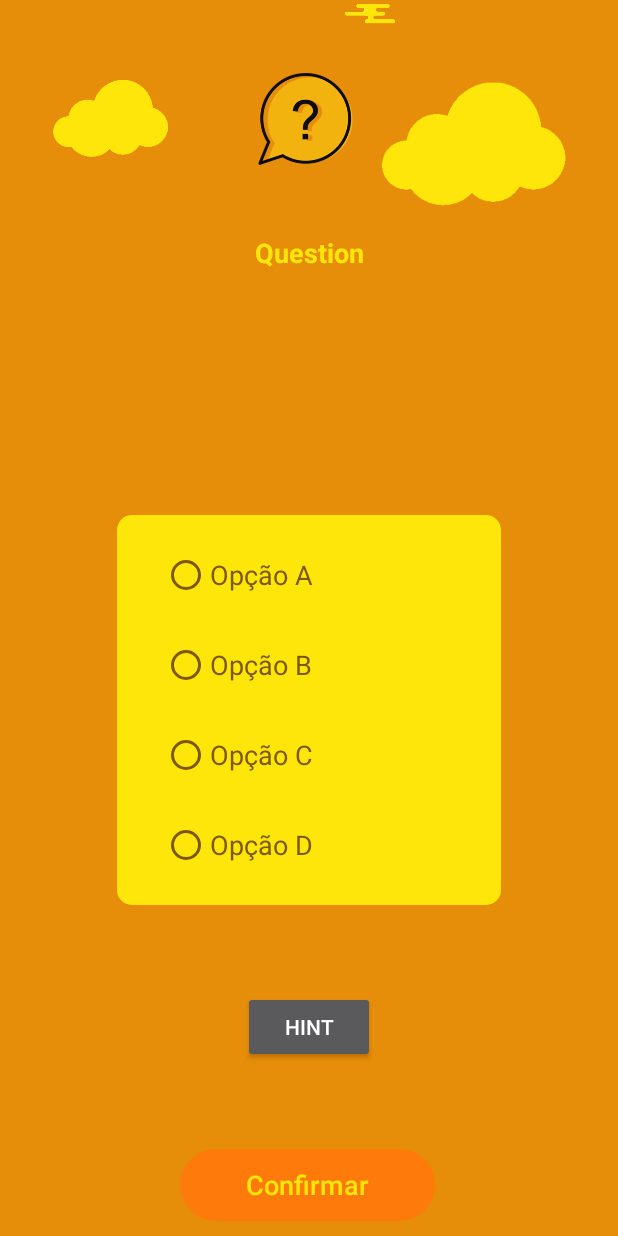
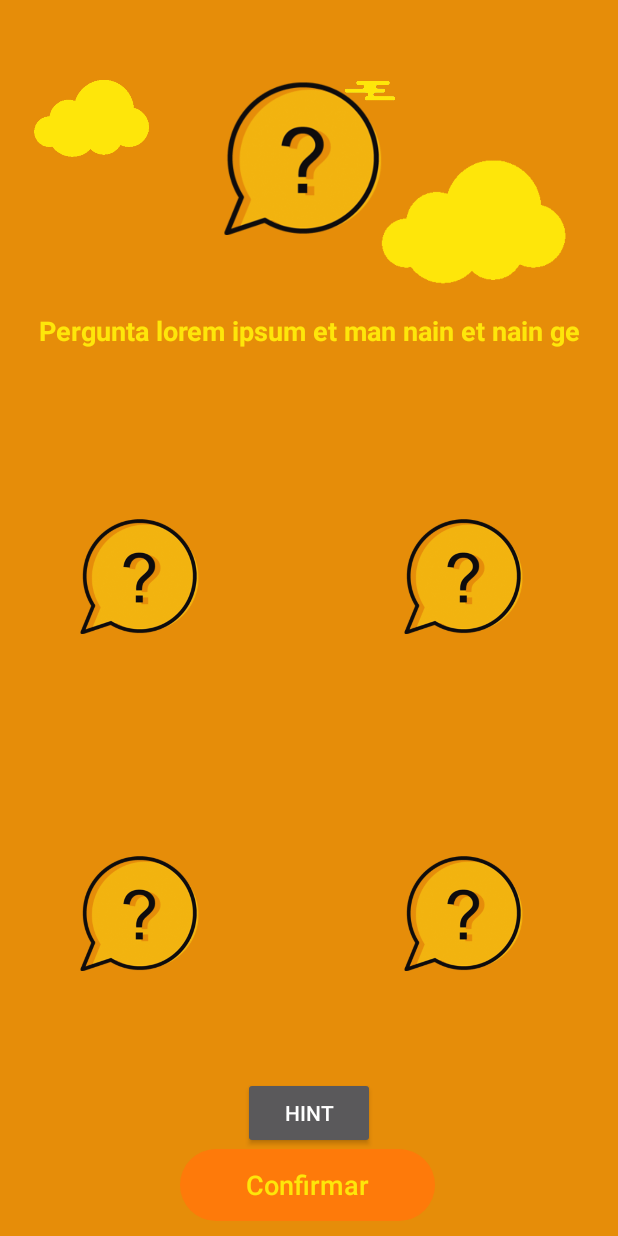
Before and after one commit to shan-liory/EduApp, an Android app: the QuestionActivity screen opened directly, with no data from a screen before it, on a phone screen of 412 x 824 dp. Run offline under Robolectric (Android 15) with nearby library versions, the phone set to English and light mode, and no system bars; our stand-ins replace Firebase (no records; nobody signed in at launch, a user with empty details on screens opened directly), Picasso; pictures from the network do not load; Roboto replaces fonts that are not available here.

Commit message:
Fully functioning questions, with score too.

```diff
--- a/app/src/main/java/com/example/eduapp/QuestionActivity.java
+++ b/app/src/main/java/com/example/eduapp/QuestionActivity.java
@@ -9,6 +9,7 @@ import android.os.Bundle;
 import android.util.Log;
 import android.view.View;
 import android.widget.Button;
+import android.widget.ImageView;
 import android.widget.RadioButton;
 import android.widget.RadioGroup;
 import android.widget.TextView;
@@ -20,6 +21,7 @@ import com.google.firebase.database.DatabaseReference;
 import com.google.firebase.database.FirebaseDatabase;
 import com.google.firebase.database.ValueEventListener;
 import com.google.firebase.ktx.Firebase;
+import com.squareup.picasso.Picasso;
 
 import java.lang.reflect.Array;
 import java.util.ArrayList;
@@ -32,10 +34,10 @@ import java.util.concurrent.CountDownLatch;
 public class QuestionActivity extends AppCompatActivity {
     RadioGroup radioGroup;
     TextView lblQuestion;
-    RadioButton optionA;
-    RadioButton optionB;
-    RadioButton optionC;
-    RadioButton optionD;
+    ImageView optionA;
+    ImageView optionB;
+    ImageView optionC;
+    ImageView optionD;
     Button confirm;
     String rightAnswer;
     String Answer;
@@ -44,9 +46,9 @@ public class QuestionActivity extends AppCompatActivity {
 
     ArrayList<String> courses = new ArrayList<String>() {
         {
-            add("Abstraction");
-            add("Algorithmic Thinking");
-            add("Decomposition");
+//            add("Abstraction");
+//            add("Algorithmic Thinking");
+//            add("Decomposition");
             add("Pattern Recognition");
         }
     };
@@ -58,10 +60,11 @@ public class QuestionActivity extends AppCompatActivity {
         }
     };
 
+    String questionText = null;
+    String correctAns = null;
+    String questionImage = null;
+    ArrayList<String> answers = new ArrayList<String>();
 
-    String correctAns = "unchanged";
-    String questionImage = null;
-    ArrayList<String> wrongAns = new ArrayList<String>();
 
 //    PreloadQuestions loadDBQuestions = new PreloadQuestions();
 
@@ -109,15 +112,15 @@ public class QuestionActivity extends AppCompatActivity {
         //og code
         confirm = findViewById(R.id.confirm);
         lblQuestion = findViewById(R.id.lblPergunta);
-        optionA = findViewById(R.id.opcaoA);
-        optionB = findViewById(R.id.opcaoB);
-        optionC = findViewById(R.id.opcaoC);
-        optionD = findViewById(R.id.opcaoD);
+        optionA = findViewById(R.id.choice1);
+        optionB = findViewById(R.id.choice2);
+        optionC = findViewById(R.id.choice3);
+        optionD = findViewById(R.id.choice4);
         score = 0;
-        radioGroup = findViewById(R.id.radioGroup);
+//        radioGroup = findViewById(R.id.radioGroup);
 
         //put into array
-        all = new int[]{R.id.opcaoA,R.id.opcaoB,R.id.opcaoC,R.id.opcaoD};
+        all = new int[]{R.id.choice1,R.id.choice2,R.id.choice3,R.id.choice4};
 
 //        questions = new ArrayList<Question>(){
 //            {
@@ -141,6 +144,13 @@ public class QuestionActivity extends AppCompatActivity {
             public void onSuccess(ArrayList<Question> dataSnapshotValue) {
 
                 questions = dataSnapshotValue;
+
+                for (Question q : questions) {
+                    for (String s : q.getAnswers()) {
+                        Log.d("lolo", s);
+                    }
+                    Log.d("lolo", "img " + q.getQuestion());
+                }
                 Log.d("lolo", String.valueOf(questions.size()));
                 loadQuestion();
             }
@@ -215,41 +225,96 @@ public class QuestionActivity extends AppCompatActivity {
 
     public void readData(DatabaseReference ref, final OnGetDataListener listener) {
         ArrayList<Question> q = new ArrayList<Question>();
-        for (String course : courses) {
-            for (String lesson : lessons) {
-                DatabaseReference r = FirebaseDatabase.getInstance().getReference().child(course).child(lesson).child("Q1");
+//        for (String course : courses) {
+//            for (String lesson : lessons) {
+//                DatabaseReference r = FirebaseDatabase.getInstance().getReference().child(course).child(lesson).child("Q1");
+//
+//                r.addValueEventListener(new ValueEventListener() {
+//                    @Override
+//                    public void onDataChange(DataSnapshot dataSnapshot) {
+//
+//
+//                        for (DataSnapshot snapshot : dataSnapshot.getChildren()) {
+//                                if (snapshot.getKey().equals("Correct Choice")) {
+//                                    correctAns = snapshot.getValue().toString();
+//
+//                                } else if (snapshot.getKey().equals("Question Image")) {
+//                                    questionImage = snapshot.getValue().toString();
+//
+//                                } else if (snapshot.getKey().equals("Wrong Choice")) {
+//                                    //need to randomize answer location
+//                                    wrongAns.add(correctAns);
+//
+//                                    for (DataSnapshot snapshot1 : snapshot.getChildren()) {
+//                                        wrongAns.add(snapshot1.getValue().toString());
+//                                        Log.d("lololo", snapshot1.getValue().toString());
+//                                    }
+//                                }
+//                            }
+//
+////                            Log.d("lolo", "Correct " + correctAns);
+////                            Log.d("lolo", "QI " + questionImage);
+//                            Log.d("lolo", course + " " + lesson);
+//                            Question question = new Question(questionImage, correctAns, wrongAns);
+//                            q.add(question);
+//
+//                        Log.d("lolo", String.valueOf(q.size()) + " adding");
+//                        if (q.size() == 2) {
+//                            for (Question qu : q) {
+//                                for (String s : qu.getAnswers()) {
+//                                    Log.d("lolololo", s);
+//                                }
+//                            }
+//                            listener.onSuccess(q);
+//                        }
+//                    }
+//
+//                    @Override
+//                    public void onCancelled(@NonNull DatabaseError error) {
+//
+//                    }
+//                });
+//            }
+//        }
+
+        DatabaseReference r = FirebaseDatabase.getInstance().getReference().child("Question");
 
         r.addValueEventListener(new ValueEventListener() {
             @Override
             public void onDataChange(DataSnapshot dataSnapshot) {
 
+                for (DataSnapshot course : dataSnapshot.getChildren()) {
+                    for (DataSnapshot lesson : course.getChildren()) {
+                        answers = new ArrayList<String>();
+                        for (DataSnapshot questionInfo : lesson.child("Q1").getChildren()) {
+                            Log.d("lololo", "loop 3");
+                            if (questionInfo.getKey().equals("Question Text")) {
+                                questionText = questionInfo.getValue().toString();
 
-                        for (DataSnapshot snapshot : dataSnapshot.getChildren()) {
-                                if (snapshot.getKey().equals("Correct Choice")) {
-                                    correctAns = snapshot.getValue().toString();
+                            } else if (questionInfo.getKey().equals("Correct Choice")) {
+                                correctAns = questionInfo.getValue().toString();
 
-                                } else if (snapshot.getKey().equals("Question Image")) {
-                                    questionImage = snapshot.getValue().toString();
+                            } else if (questionInfo.getKey().equals("Question Image")) {
+                                questionImage = questionInfo.getValue().toString();
 
-                                } else if (snapshot.getKey().equals("Wrong Choice")) {
-                                    //need to randomize answer location
-                                    wrongAns.add(correctAns);
-
-                                    for (DataSnapshot snapshot1 : snapshot.getChildren()) {
-                                        wrongAns.add(snapshot1.getValue().toString());
+                            } else if (questionInfo.getKey().equals("Answers")) {
+                                for (DataSnapshot ans : questionInfo.getChildren()) {
+                                    answers.add(ans.getValue().toString());
+                                    Log.d("answers", ans.getValue().toString());
                                 }
                             }
                         }
 
-//                            Log.d("lolo", "Correct " + correctAns);
-//                            Log.d("lolo", "QI " + questionImage);
-//                            Log.d("lolo", course + " " + lesson);
-                            Question question = new Question("Question", correctAns, wrongAns);
+                        Question question = new Question(questionText, questionImage, correctAns, answers);
                         q.add(question);
-                        // This is how you use the value once it is loaded! Make sure to pass the
-                        // value of the DataSnapshot object, not the object itself (this was the
-                        // original answerer's mistake!
-                        Log.d("lolo", String.valueOf(q.size()) + " adding");
+                    }
+                }
+
+                for (Question qu : q) {
+                    for (String s : qu.getAnswers()) {
+                        Log.d("lolololo", s);
+                    }
+                }
                 if (q.size() == 8) {
                     listener.onSuccess(q);
                 }
@@ -260,8 +325,6 @@ public class QuestionActivity extends AppCompatActivity {
 
             }
         });
-            }
-        }
 
     }
 
@@ -274,16 +337,31 @@ public class QuestionActivity extends AppCompatActivity {
     private void loadQuestion(){
         Log.d("lolo", "load ran");
         if(questions.size() > 0) {
-            Question q = questions.remove(0);
-            lblQuestion.setText(q.getQuestion());
-            List<String> answers = q.getAnswers();
+            Question displayQuestion = questions.remove(0);
+            lblQuestion.setText(displayQuestion.getQuestion());
+            List<String> answers = displayQuestion.getAnswers();
 
-            optionA.setText(answers.get(0));
-            optionB.setText(answers.get(1));
-            optionC.setText(answers.get(2));
-            optionD.setText(answers.get(3));
+//            Picasso.get().invalidate(q.getQuestion());
+//            Picasso.get().invalidate(answers.get(0));
+//            Picasso.get().invalidate(answers.get(1));
+//            Picasso.get().invalidate(answers.get(2));
+//            Picasso.get().invalidate(answers.get(3));
+//            Log.d("lolo", answers.get(0));
+//            Log.d("lolo", answers.get(1));
+//            Log.d("lolo", answers.get(2));
+//            Log.d("lolo", answers.get(3));
 
-            rightAnswer = q.getRightAnswer();
+            Picasso.get().load(displayQuestion.getQuestionImage()).into((ImageView) findViewById(R.id.questionImage));
+            Picasso.get().load(answers.get(0)).into((ImageView) findViewById(R.id.choice1));
+            Picasso.get().load(answers.get(1)).into((ImageView) findViewById(R.id.choice2));
+            Picasso.get().load(answers.get(2)).into((ImageView) findViewById(R.id.choice3));
+            Picasso.get().load(answers.get(3)).into((ImageView) findViewById(R.id.choice4));
+//            optionA.setText(answers.get(0));
+//            optionB.setText(answers.get(1));
+//            optionC.setText(answers.get(2));
+//            optionD.setText(answers.get(3));
+
+            rightAnswer = displayQuestion.getRightAnswer();
 
         } else {
             Intent intent = new Intent(this, ShowScoreActivity.class);
@@ -299,23 +377,54 @@ public class QuestionActivity extends AppCompatActivity {
 //        setButton(true);
     }
 
-    public void loadAnswer(View view) {
-        int op = radioGroup.getCheckedRadioButtonId();
+//    public void loadAnswer(View view) {
+//        int op = radioGroup.getCheckedRadioButtonId();
+//
+//        switch (op){
+//            case R.id.choice1:
+//                Answer="0";
+//                break;
+//
+//            case R.id.choice2:
+//                Answer="1";
+//                break;
+//
+//            case R.id.choice3:
+//                Answer="2";
+//                break;
+//
+//            case R.id.choice4:
+//                Answer="3";
+//                break;
+//
+//            default:
+//                return;
+//
+//        }
+//
+//        radioGroup.clearCheck();
+//
+//        this.startActivity(isRightOrWrong(Answer));
+//
+//    }
+
+    public void selectChoice(View view) {
+        int op = view.getId();
 
         switch (op){
-            case R.id.opcaoA:
+            case R.id.choice1:
                 Answer="0";
                 break;
 
-            case R.id.opcaoB:
+            case R.id.choice2:
                 Answer="1";
                 break;
 
-            case R.id.opcaoC:
+            case R.id.choice3:
                 Answer="2";
                 break;
 
-            case R.id.opcaoD:
+            case R.id.choice4:
                 Answer="3";
                 break;
 
@@ -324,11 +433,13 @@ public class QuestionActivity extends AppCompatActivity {
 
         }
 
-        radioGroup.clearCheck();
+    }
 
+    public void loadAnswer(View view) {
         this.startActivity(isRightOrWrong(Answer));
+    }
 
-    }
+
 
     private Intent isRightOrWrong(String Answer){
         Intent screen;
--- a/app/src/main/res/layout/activity_question.xml
+++ b/app/src/main/res/layout/activity_question.xml
@@ -12,7 +12,7 @@
         android:layout_height="94dp"
         android:layout_marginStart="16dp"
         android:layout_marginTop="32dp"
-        app:layout_constraintEnd_toStartOf="@+id/imageView"
+        app:layout_constraintEnd_toStartOf="@+id/questionImage"
         app:layout_constraintHorizontal_bias="0.307"
         app:layout_constraintStart_toStartOf="parent"
         app:layout_constraintTop_toTopOf="parent"
@@ -31,9 +31,9 @@
         app:srcCompat="@drawable/cloud" />
 
     <ImageView
-        android:id="@+id/imageView"
-        android:layout_width="126dp"
-        android:layout_height="122dp"
+        android:id="@+id/questionImage"
+        android:layout_width="210dp"
+        android:layout_height="171dp"
         app:layout_constraintBottom_toTopOf="@+id/lblPergunta"
         app:layout_constraintEnd_toEndOf="parent"
         app:layout_constraintStart_toStartOf="parent"
@@ -44,73 +44,18 @@
         android:id="@+id/lblPergunta"
         android:layout_width="wrap_content"
         android:layout_height="wrap_content"
-        android:layout_marginTop="156dp"
+        android:layout_marginTop="208dp"
         android:gravity="center"
-        android:textStyle="bold"
         android:paddingLeft="15dp"
         android:paddingRight="15dp"
         android:text="Pergunta lorem ipsum et man nain et nain ge"
         android:textAlignment="center"
         android:textColor="#FEE60A"
         android:textSize="18sp"
-        android:layout_marginBottom="10dp"
+        android:textStyle="bold"
         app:layout_constraintEnd_toEndOf="parent"
         app:layout_constraintStart_toStartOf="parent"
         app:layout_constraintTop_toTopOf="parent" />
-
-    <RadioGroup
-        android:id="@+id/radioGroup"
-        android:layout_width="256dp"
-        android:layout_height="wrap_content"
-        android:layout_margin="50dp"
-        android:background="@drawable/radio_group_orange_questions"
-        android:paddingLeft="30dp"
-        android:paddingRight="30dp"
-        android:paddingTop="10dp"
-        android:paddingBottom="10dp"
-        app:layout_constraintBottom_toTopOf="@+id/confirm"
-        app:layout_constraintEnd_toEndOf="parent"
-        app:layout_constraintStart_toStartOf="parent"
-        app:layout_constraintTop_toBottomOf="@+id/lblPergunta">
-
-
-        <RadioButton
-            android:id="@+id/opcaoA"
-            android:layout_width="match_parent"
-            android:layout_height="60dp"
-            android:buttonTint="#7D5801"
-            android:text="Opção A"
-            android:textColor="#7D5801"
-            android:textSize="18sp" />
-
-        <RadioButton
-            android:id="@+id/opcaoB"
-            android:layout_width="match_parent"
-            android:layout_height="60dp"
-            android:buttonTint="#7D5801"
-            android:text="Opção B"
-            android:textColor="#7D5801"
-            android:textSize="18sp" />
-
-        <RadioButton
-            android:id="@+id/opcaoC"
-            android:layout_width="match_parent"
-            android:layout_height="60dp"
-            android:buttonTint="#7D5801"
-            android:text="Opção C"
-            android:textColor="#7D5801"
-            android:textSize="18sp" />
-
-        <RadioButton
-            android:id="@+id/opcaoD"
-            android:layout_width="match_parent"
-            android:layout_height="60dp"
-            android:buttonTint="#7D5801"
-            android:text="Opção D"
-            android:textColor="#7D5801"
-
-            android:textSize="18sp" />
-    </RadioGroup>
 
     <Button
         android:id="@+id/hint_btn"
@@ -119,8 +64,7 @@
         android:text="HINT"
         app:layout_constraintBottom_toTopOf="@+id/confirm"
         app:layout_constraintEnd_toEndOf="parent"
-        app:layout_constraintStart_toStartOf="parent"
-        app:layout_constraintTop_toBottomOf="@+id/radioGroup">
+        app:layout_constraintStart_toStartOf="parent">
 
     </Button>
 
@@ -153,4 +97,66 @@
         app:layout_constraintVertical_bias="1.0"
         app:srcCompat="@drawable/cloudone" />
 
+    <ImageView
+        android:id="@+id/choice1"
+        android:layout_width="158dp"
+        android:layout_height="148dp"
+        android:layout_marginStart="32dp"
+        android:layout_marginTop="50dp"
+        android:layout_marginEnd="28dp"
+        android:layout_marginBottom="20dp"
+        android:onClick="selectChoice"
+        app:layout_constraintBottom_toTopOf="@+id/choice3"
+        app:layout_constraintEnd_toStartOf="@+id/choice2"
+        app:layout_constraintStart_toStartOf="parent"
+        app:layout_constraintTop_toBottomOf="@+id/lblPergunta"
+        app:srcCompat="@drawable/cloud3png" />
+
+    <ImageView
+        android:id="@+id/choice2"
+        android:layout_width="158dp"
+        android:layout_height="148dp"
+        android:layout_marginStart="30dp"
+        android:layout_marginTop="50dp"
+        android:layout_marginEnd="35dp"
+        android:layout_marginBottom="20dp"
+        android:onClick="selectChoice"
+        app:layout_constraintBottom_toTopOf="@+id/choice4"
+        app:layout_constraintEnd_toEndOf="parent"
+        app:layout_constraintStart_toEndOf="@+id/choice1"
+        app:layout_constraintTop_toBottomOf="@+id/lblPergunta"
+        app:srcCompat="@drawable/cloud3png" />
+
+    <ImageView
+        android:id="@+id/choice4"
+        android:layout_width="158dp"
+        android:layout_height="148dp"
+        android:layout_marginStart="30dp"
+        android:layout_marginTop="30dp"
+        android:layout_marginEnd="35dp"
+        android:layout_marginBottom="9dp"
+        android:onClick="selectChoice"
+        app:layout_constraintBottom_toTopOf="@+id/hint_btn"
+        app:layout_constraintEnd_toEndOf="parent"
+        app:layout_constraintStart_toEndOf="@+id/choice3"
+        app:layout_constraintTop_toBottomOf="@+id/choice2"
+        app:layout_constraintVertical_bias="0.032"
+        app:srcCompat="@drawable/cloud3png" />
+
+    <ImageView
+        android:id="@+id/choice3"
+        android:layout_width="158dp"
+        android:layout_height="148dp"
+        android:layout_marginStart="32dp"
+        android:layout_marginTop="30dp"
+        android:layout_marginEnd="28dp"
+        android:layout_marginBottom="9dp"
+        android:onClick="selectChoice"
+        app:layout_constraintBottom_toTopOf="@+id/hint_btn"
+        app:layout_constraintEnd_toStartOf="@+id/choice4"
+        app:layout_constraintStart_toStartOf="parent"
+        app:layout_constraintTop_toBottomOf="@+id/choice1"
+        app:layout_constraintVertical_bias="0.032"
+        app:srcCompat="@drawable/cloud3png" />
+
 </androidx.constraintlayout.widget.ConstraintLayout>
--- a/app/src/main/res/layout/login.xml
+++ b/app/src/main/res/layout/login.xml
@@ -17,7 +17,7 @@
         tools:ignore="VectorDrawableCompat" />
 
     <TextView
-        android:id="@+id/imageView"
+        android:id="@+id/questionImage"
         android:layout_width="268dp"
         android:layout_height="219dp"
         android:layout_marginTop="80dp"
@@ -44,7 +44,7 @@
         app:layout_constraintEnd_toEndOf="parent"
         app:layout_constraintHorizontal_bias="0.498"
         app:layout_constraintStart_toStartOf="parent"
-        app:layout_constraintTop_toBottomOf="@+id/imageView" />
+        app:layout_constraintTop_toBottomOf="@+id/questionImage" />
 
     <EditText
         android:id="@+id/login_password"
--- a/app/src/main/res/layout/welcome_page.xml
+++ b/app/src/main/res/layout/welcome_page.xml
@@ -7,7 +7,7 @@
     android:background="#F9E000">
 
     <TextView
-        android:id="@+id/imageView"
+        android:id="@+id/questionImage"
         android:layout_width="268dp"
         android:layout_height="219dp"
         android:layout_marginTop="80dp"
@@ -31,7 +31,7 @@
         app:cornerRadius="20dp"
         app:layout_constraintEnd_toEndOf="parent"
         app:layout_constraintStart_toStartOf="parent"
-        app:layout_constraintTop_toBottomOf="@+id/imageView" />
+        app:layout_constraintTop_toBottomOf="@+id/questionImage" />
 
     <Button
         android:id="@+id/welcome_signUp_btn"
```
Also changed, not shown: app/src/main/java/com/example/eduapp/Question.java (+7 -1 lines). Lines whose indentation alone changed are shown as unchanged.
